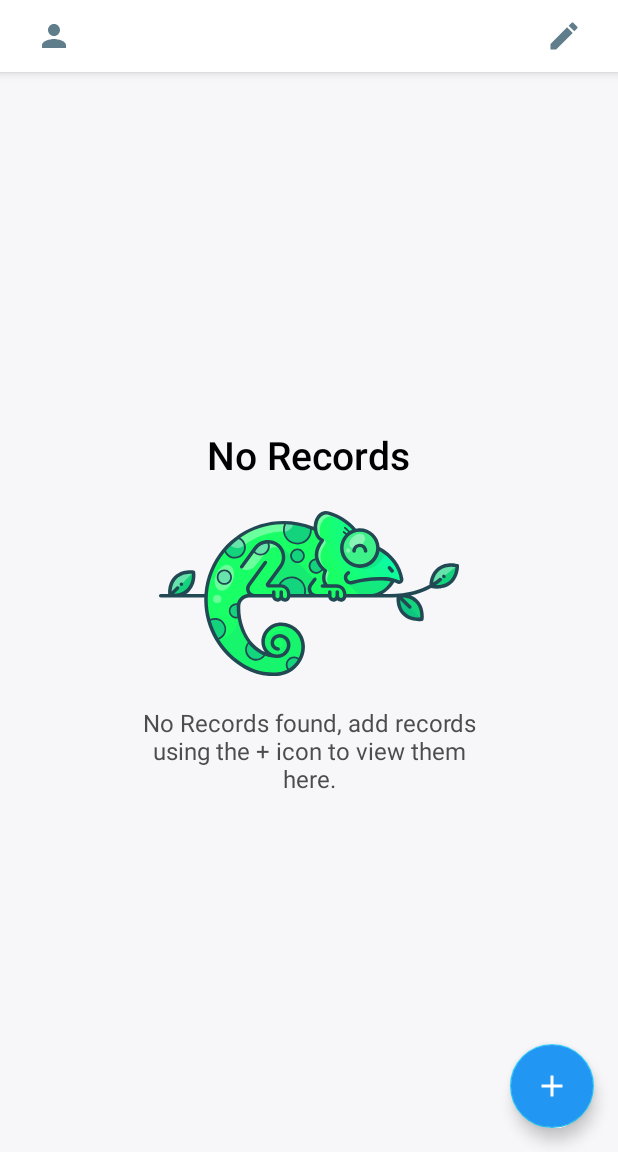
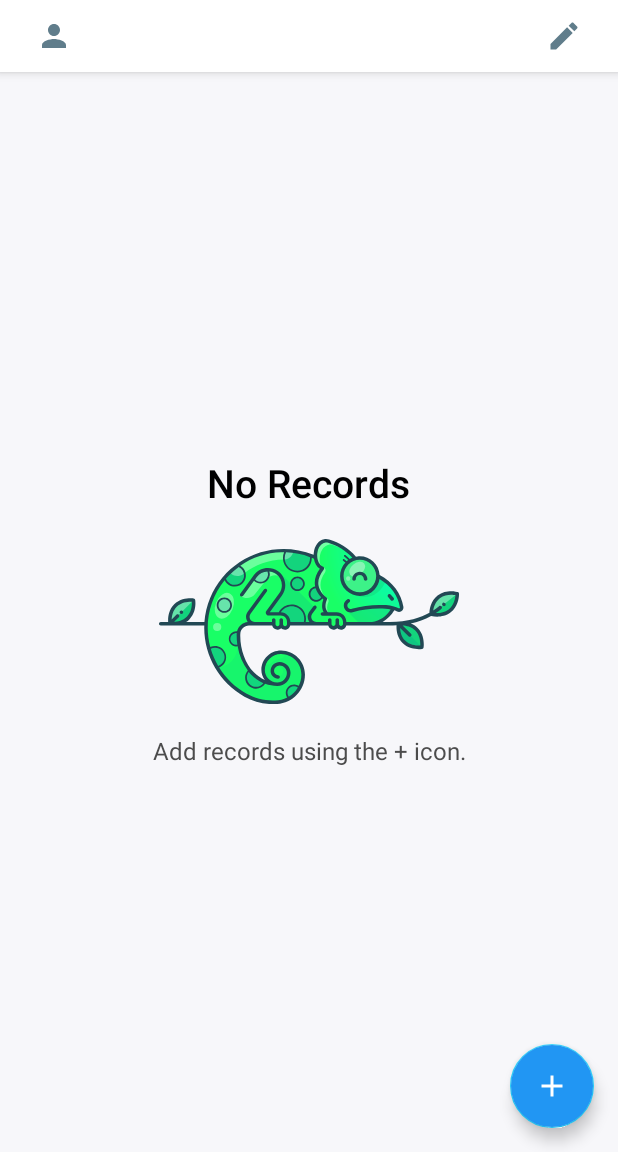
Before and after one commit to arunavo4/Geofauna, an Android app: the MainActivity screen opened directly, with no data from a screen before it, on a phone screen of 412 x 824 dp, the part 84-1236 px from its top. Run offline under Robolectric (Android 15) with nearby library versions, the phone set to English and light mode, and no system bars; our stand-ins replace Room's generated code.

Commit message:
changed blank record text | slide autoplay=false

```diff
--- a/app/src/main/java/com/isro/geofauna/SurveyForm.java
+++ b/app/src/main/java/com/isro/geofauna/SurveyForm.java
@@ -387,7 +387,6 @@ public class SurveyForm extends AppCompatActivity {
 
 
     private void capturePhoto() {
-//        INTENT_ACTION_STILL_IMAGE_CAMERA
         Intent takePictureIntent = new Intent(MediaStore.ACTION_IMAGE_CAPTURE);
 
         photoUri = Uri.EMPTY;
--- a/app/src/main/res/layout/card_collector_view.xml
+++ b/app/src/main/res/layout/card_collector_view.xml
@@ -36,7 +36,7 @@
             android:textAppearance="@style/HintTextView.Large"/>
 
         <FrameLayout
-            android:layout_width="wrap_content"
+            android:layout_width="0dp"
             android:layout_height="wrap_content"
             android:layout_weight="1"/>
 
--- a/app/src/main/res/layout/card_record_info.xml
+++ b/app/src/main/res/layout/card_record_info.xml
@@ -167,7 +167,7 @@
                         android:layout_height="@dimen/preview_w_h"
                         android:layout_margin="@dimen/spacer_4dp"
                         app:placeholder="@drawable/placeholder_image"
-                        app:auto_cycle="true"
+                        app:auto_cycle="false"
                         app:corner_radius="5"
                         app:period="1000"
                         app:delay="0"/>
--- a/app/src/main/res/values/strings.xml
+++ b/app/src/main/res/values/strings.xml
@@ -8,7 +8,7 @@
     <string name="export_filename_default">Records</string>
 
     <string name="no_records_top">No Records</string>
-    <string name="no_records_bottom">No Records found, add records using the + icon to view them here.</string>
+    <string name="no_records_bottom">Add records using the + icon.</string>
 
     <!--Activitiy-->
     <string name="action_export">Export to csv</string>
```
